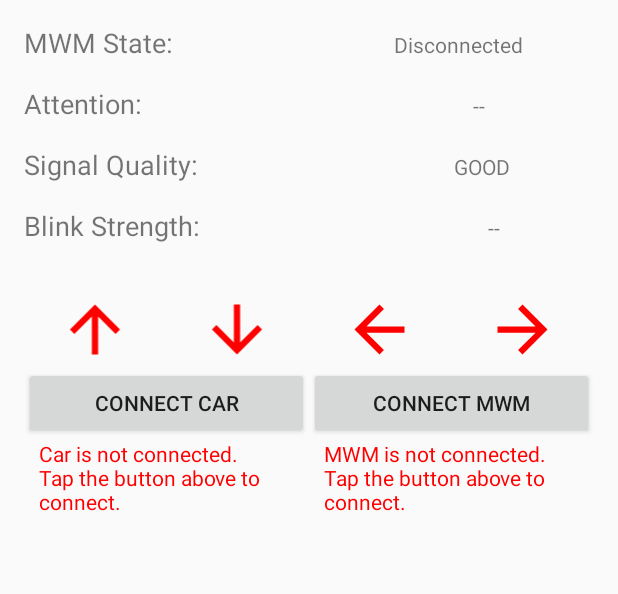
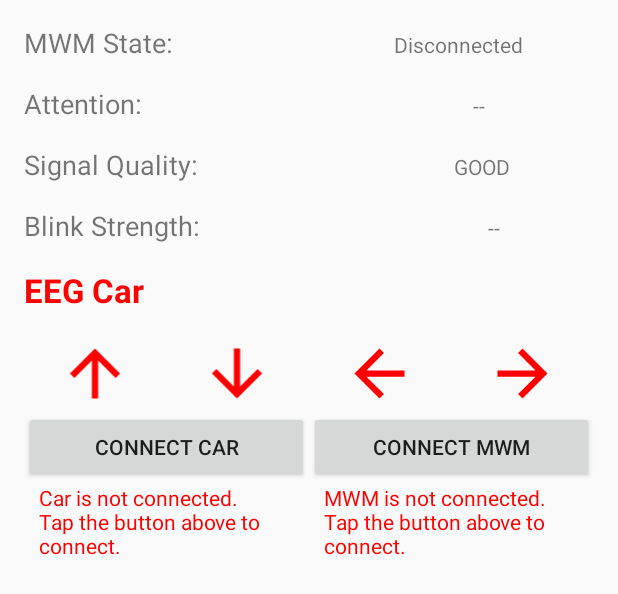
Before and after one commit to rafiibrahim8/EEG_Car_2, an Android app: the layout activity_main.xml on its own in the app's theme, with its tools: preview values and no code run, on a phone screen of 412 x 824 dp. Shown: the top 594 px of the screen. Run offline under Robolectric (Android 15) with nearby library versions, the phone set to English and light mode, and no system bars.

Commit message:
2019-12-11 10:20:18

```diff
--- a/app/build.gradle
+++ b/app/build.gradle
@@ -8,8 +8,8 @@ android {
         applicationId "ml.nerdsofku.eegcarx2"
         minSdkVersion rootProject.ext.minSdkVersion
         targetSdkVersion rootProject.ext.compileSdkVersion
-        versionCode 3
-        versionName "1.02"
+        versionCode 4
+        versionName "1.05"
     }
 
     buildTypes {
--- a/app/src/main/AndroidManifest.xml
+++ b/app/src/main/AndroidManifest.xml
@@ -5,7 +5,9 @@
   <uses-permission android:name="android.permission.BLUETOOTH_ADMIN" />
   <uses-permission android:name="android.permission.BLUETOOTH" />
 
-  <application
+    <uses-permission android:name="android.permission.VIBRATE" />
+
+    <application
       android:allowBackup="true"
       android:fullBackupContent="false"
       android:icon="@mipmap/ic_launcher"
--- a/app/src/main/res/layout/activity_main.xml
+++ b/app/src/main/res/layout/activity_main.xml
@@ -92,6 +92,16 @@
             android:id="@+id/tvBlinkStrength0"/>
     </LinearLayout>
 
+    <TextView
+        android:id="@+id/distance"
+        android:layout_width="match_parent"
+        android:layout_height="wrap_content"
+        android:text="@string/app_name"
+        android:textAllCaps="false"
+        android:textAppearance="@style/TextAppearance.AppCompat.Large"
+        android:textColor="#FF0000"
+        android:textStyle="bold" />
+
     <LinearLayout
         android:layout_marginTop="16dp"
         android:layout_width="match_parent"
```
Also changed, not shown: app/src/main/java/ml/nerdsofku/eegcarx2/MainActivity.java (+61 -1 lines), 2 other files.
